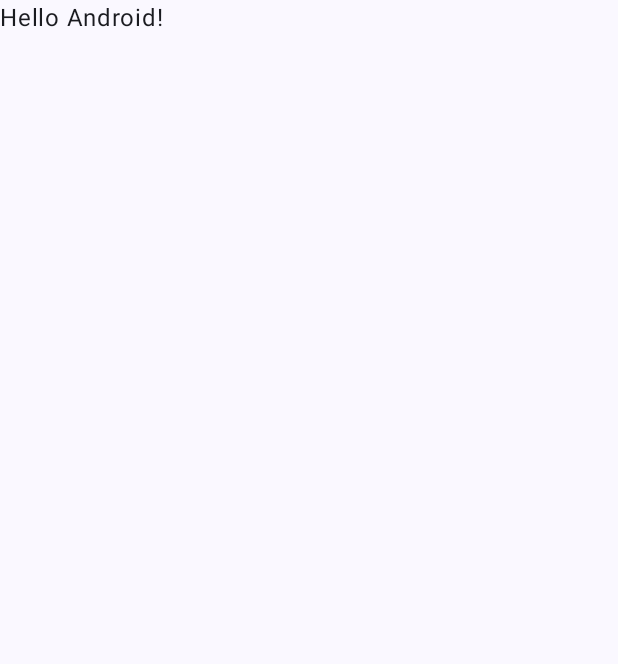
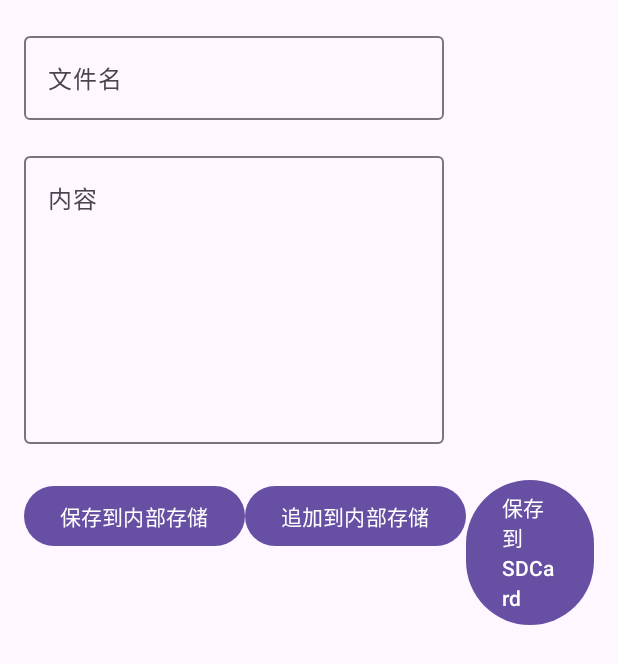
Before and after one commit to hateStudyy/DataSave, an Android app built with Jetpack Compose: the screen it shows after launch (MainActivity), on a phone screen of 412 x 824 dp. Before the commit the part shown is almost empty. Shown: the top 664 px of the screen. Run offline under Robolectric (Android 15) with nearby library versions, the phone set to English and light mode, and no system bars.

Commit message:
任务一

```diff
--- a/app/src/main/java/com/example/datasave/MainActivity.kt
+++ b/app/src/main/java/com/example/datasave/MainActivity.kt
@@ -1,29 +1,32 @@
+// MainActivity.kt
 package com.example.datasave
 
+import android.app.Activity
+import android.content.pm.PackageManager
 import android.os.Bundle
+import android.os.Environment
+import android.widget.Toast
 import androidx.activity.ComponentActivity
+import androidx.activity.compose.rememberLauncherForActivityResult
 import androidx.activity.compose.setContent
-import androidx.activity.enableEdgeToEdge
-import androidx.compose.foundation.layout.fillMaxSize
-import androidx.compose.foundation.layout.padding
-import androidx.compose.material3.Scaffold
-import androidx.compose.material3.Text
-import androidx.compose.runtime.Composable
-import androidx.compose.ui.Modifier
-import androidx.compose.ui.tooling.preview.Preview
-import com.example.datasave.ui.theme.DataSaveTheme
+import androidx.activity.result.contract.ActivityResultContracts
+import androidx.compose.foundation.layout.*
+import androidx.compose.foundation.text.KeyboardOptions
+import androidx.compose.material3.*
+import androidx.compose.runtime.*
+import androidx.compose.ui.*
+import androidx.compose.ui.platform.LocalContext
+import androidx.compose.ui.text.input.KeyboardType
+import androidx.compose.ui.unit.dp
+import androidx.core.content.ContextCompat
 
 class MainActivity : ComponentActivity() {
     override fun onCreate(savedInstanceState: Bundle?) {
         super.onCreate(savedInstanceState)
-        enableEdgeToEdge()
         setContent {
-            DataSaveTheme {
-                Scaffold(modifier = Modifier.fillMaxSize()) { innerPadding ->
-                    Greeting(
-                        name = "Android",
-                        modifier = Modifier.padding(innerPadding)
-                    )
+            MaterialTheme {
+                Surface(modifier = Modifier.fillMaxSize(), color = MaterialTheme.colorScheme.background) {
+                    FileManagerScreen()
                 }
             }
         }
@@ -31,17 +34,129 @@ class MainActivity : ComponentActivity() {
 }
 
 @Composable
-fun Greeting(name: String, modifier: Modifier = Modifier) {
-    Text(
-        text = "Hello $name!",
-        modifier = modifier
-    )
+fun FileManagerScreen() {
+    val context = LocalContext.current as Activity // 转换为Activity上下文
+    var fileName by remember { mutableStateOf("") }
+    var content by remember { mutableStateOf("") }
+    var permissionGranted by remember { mutableStateOf(false) }
+
+    // 权限申请逻辑
+    val requestPermissionLauncher = rememberLauncherForActivityResult(
+        contract = ActivityResultContracts.RequestPermission()
+    ) { isGranted ->
+        permissionGranted = isGranted
+    }
+
+    Column(modifier = Modifier.padding(16.dp)) {
+        OutlinedTextField(
+            value = fileName,
+            onValueChange = { fileName = it },
+            label = { Text("文件名") },
+            keyboardOptions = KeyboardOptions(keyboardType = KeyboardType.Text)
+        )
+
+        Spacer(modifier = Modifier.height(16.dp))
+
+        OutlinedTextField(
+            value = content,
+            onValueChange = { content = it },
+            label = { Text("内容") },
+            keyboardOptions = KeyboardOptions(keyboardType = KeyboardType.Text),
+            singleLine = false,
+            modifier = Modifier.height(200.dp)
+        )
+
+        Spacer(modifier = Modifier.height(24.dp))
+
+        Row(modifier = Modifier.fillMaxWidth(), horizontalArrangement = Arrangement.SpaceEvenly) {
+            // 保存到内部存储
+            Button(
+                onClick = {
+                    if (saveToInternalStorage(context, fileName, content)) {
+                        showToast(context, "内部存储保存成功")
+                    } else {
+                        showToast(context, "请填写文件名和内容")
+                    }
+                }
+            ) {
+                Text("保存到内部存储")
+            }
+
+            // 追加到内部存储
+            Button(
+                onClick = {
+                    if (appendToInternalStorage(context, fileName, content)) {
+                        showToast(context, "追加成功")
+                    } else {
+                        showToast(context, "请填写文件名和内容")
+                    }
+                }
+            ) {
+                Text("追加到内部存储")
+            }
+
+            // 保存到SDCard（处理权限）
+            Button(
+                onClick = {
+                    if (ContextCompat.checkSelfPermission(
+                            context,
+                            android.Manifest.permission.WRITE_EXTERNAL_STORAGE
+                        ) != PackageManager.PERMISSION_GRANTED
+                    ) {
+                        requestPermissionLauncher.launch(android.Manifest.permission.WRITE_EXTERNAL_STORAGE)
+                    } else {
+                        if (saveToExternalStorage(context, fileName, content)) {
+                            showToast(context, "SDCard保存成功")
+                        } else {
+                            showToast(context, "请填写文件名和内容")
+                        }
+                    }
+                }
+            ) {
+                Text("保存到SDCard")
+            }
+        }
+    }
 }
 
-@Preview(showBackground = true)
-@Composable
-fun GreetingPreview() {
-    DataSaveTheme {
-        Greeting("Android")
+// 保存到内部存储（返回是否成功）
+private fun saveToInternalStorage(context: Activity, fileName: String, content: String): Boolean {
+    if (fileName.isEmpty() || content.isEmpty()) return false
+    return try {
+        context.filesDir.resolve(fileName).writeText(content)
+        true
+    } catch (e: Exception) {
+        e.printStackTrace()
+        false
     }
 }
+
+// 追加到内部存储
+private fun appendToInternalStorage(context: Activity, fileName: String, content: String): Boolean {
+    if (fileName.isEmpty() || content.isEmpty()) return false
+    return try {
+        context.filesDir.resolve(fileName).appendText("\n$content")
+        true
+    } catch (e: Exception) {
+        e.printStackTrace()
+        false
+    }
+}
+
+// 保存到外部存储
+private fun saveToExternalStorage(context: Activity, fileName: String, content: String): Boolean {
+    if (fileName.isEmpty() || content.isEmpty()) return false
+    return try {
+        val externalDir = context.getExternalFilesDir(Environment.DIRECTORY_DOCUMENTS) ?: context.filesDir
+        externalDir.resolve(fileName).writeText(content)
+        true
+    } catch (e: Exception) {
+        e.printStackTrace()
+        false
+    }
+}
+
+// 使用原生Toast
+private fun showToast(context: Activity, message: String) {
+    Toast.makeText(context, message, Toast.LENGTH_SHORT).show()
+}
```
